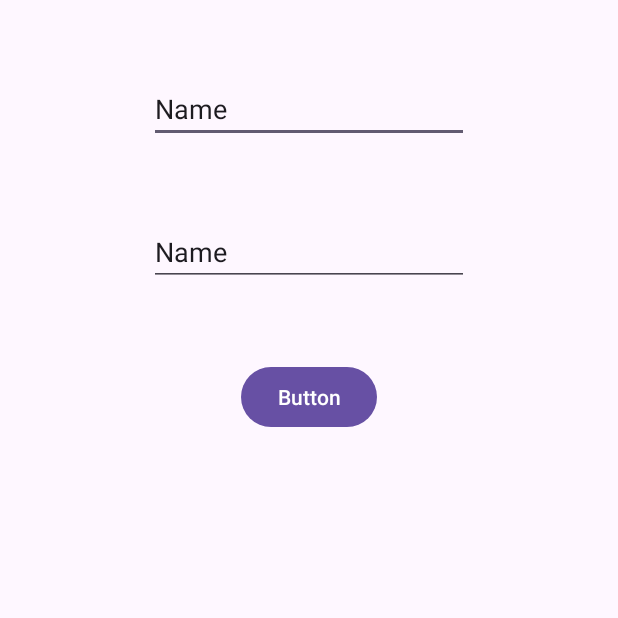
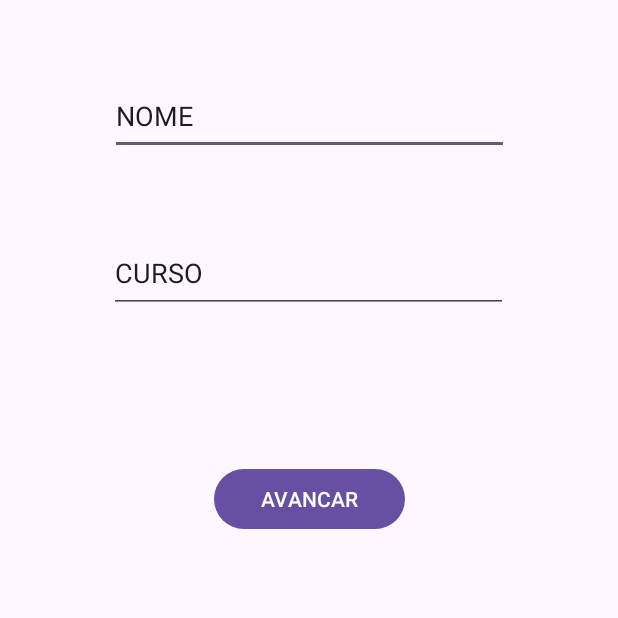
Before and after one commit to anaclaraetec/Escola, an Android app: the screen it shows after launch (MainActivity), on a phone screen of 412 x 824 dp, the top half of it. Run offline under Robolectric (Android 15) with nearby library versions, the phone set to English and light mode, and no system bars.

Commit message:
Arrumado o design

```diff
--- a/app/src/main/java/com/example/myapplication/MainActivity.java
+++ b/app/src/main/java/com/example/myapplication/MainActivity.java
@@ -1,6 +1,7 @@
 package com.example.myapplication;
 
 import android.os.Bundle;
+import android.widget.EditText;
 
 import androidx.activity.EdgeToEdge;
 import androidx.appcompat.app.AppCompatActivity;
@@ -9,6 +10,10 @@ import androidx.core.view.ViewCompat;
 import androidx.core.view.WindowInsetsCompat;
 
 public class MainActivity extends AppCompatActivity {
+   EditText nome_var;
+   EditText curso_var;
+
+   EditText botao_var;
 
     @Override
     protected void onCreate(Bundle savedInstanceState) {
--- a/app/src/main/res/layout/activity_main.xml
+++ b/app/src/main/res/layout/activity_main.xml
@@ -8,42 +8,43 @@
     tools:context=".MainActivity">
 
     <EditText
-        android:id="@+id/editTextText"
-        android:layout_width="wrap_content"
-        android:layout_height="wrap_content"
+        android:id="@+id/etex_nome"
+        android:layout_width="266dp"
+        android:layout_height="51dp"
         android:layout_marginStart="20dp"
-        android:layout_marginTop="50dp"
+        android:layout_marginTop="52dp"
         android:layout_marginEnd="20dp"
         android:ems="10"
         android:inputType="text"
-        android:text="Name"
+        android:text="@string/texto.nome"
         app:layout_constraintEnd_toEndOf="parent"
         app:layout_constraintStart_toStartOf="parent"
         app:layout_constraintTop_toTopOf="parent" />
 
     <EditText
-        android:id="@+id/editTextText2"
-        android:layout_width="wrap_content"
-        android:layout_height="wrap_content"
+        android:id="@+id/etx_curso"
+        android:layout_width="266dp"
+        android:layout_height="53dp"
         android:layout_marginStart="20dp"
-        android:layout_marginTop="50dp"
+        android:layout_marginTop="52dp"
         android:layout_marginEnd="20dp"
         android:ems="10"
         android:inputType="text"
-        android:text="Name"
+        android:text="@string/texto.curso"
+        app:layout_constraintEnd_toEndOf="parent"
+        app:layout_constraintHorizontal_bias="0.496"
+        app:layout_constraintStart_toStartOf="parent"
+        app:layout_constraintTop_toBottomOf="@+id/etex_nome" />
+
+    <Button
+        android:id="@+id/btn_avancar"
+        android:layout_width="127dp"
+        android:layout_height="48dp"
+        android:layout_marginStart="20dp"
+        android:layout_marginTop="100dp"
+        android:layout_marginEnd="20dp"
+        android:text="@string/texto.botao"
         app:layout_constraintEnd_toEndOf="parent"
         app:layout_constraintStart_toStartOf="parent"
-        app:layout_constraintTop_toBottomOf="@+id/editTextText" />
-
-    <Button
-        android:id="@+id/button"
-        android:layout_width="wrap_content"
-        android:layout_height="wrap_content"
-        android:layout_marginStart="20dp"
-        android:layout_marginTop="50dp"
-        android:layout_marginEnd="20dp"
-        android:text="Button"
-        app:layout_constraintEnd_toEndOf="parent"
-        app:layout_constraintStart_toStartOf="parent"
-        app:layout_constraintTop_toBottomOf="@+id/editTextText2" />
+        app:layout_constraintTop_toBottomOf="@+id/etx_curso" />
 </androidx.constraintlayout.widget.ConstraintLayout>
--- a/app/src/main/res/values/strings.xml
+++ b/app/src/main/res/values/strings.xml
@@ -1,3 +1,6 @@
 <resources>
     <string name="app_name">My Application</string>
+    <string name="texto.botao">AVANCAR</string>
+    <string name="texto.nome">NOME</string>
+    <string name="texto.curso">CURSO</string>
 </resources>
```
